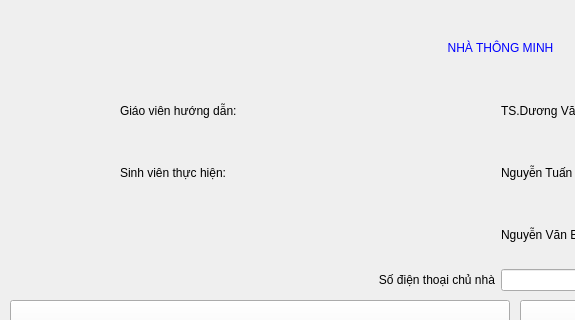
First picture: the form in mainwindow.ui, repository minhnt29/Graduation_GUI, before the edit; both pictures show x 0 to 575 and y 0 to 320 of the 1024 by 545 pixel window.
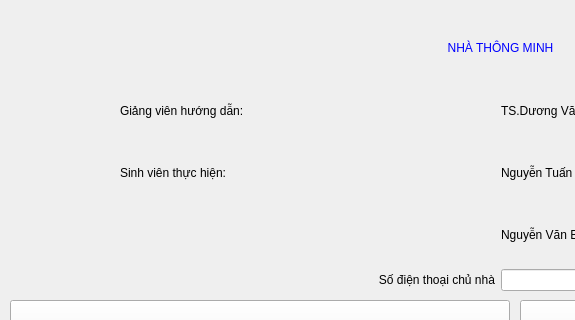
Second picture: the form after the edit. Icons and pictures are not drawn.

Diff of the .ui file:
```diff
--- a/mainwindow.ui
+++ b/mainwindow.ui
@@ -98,7 +98,7 @@
         <string notr="true">font: 75 18pt &quot;PibotoLt&quot;;</string>
        </property>
        <property name="text">
-        <string>Giáo viên hướng dẫn: </string>
+        <string>Giảng viên hướng dẫn: </string>
        </property>
       </widget>
      </item>
```
Left out of the diff: 2 changed lines with no effect on the pictures.
